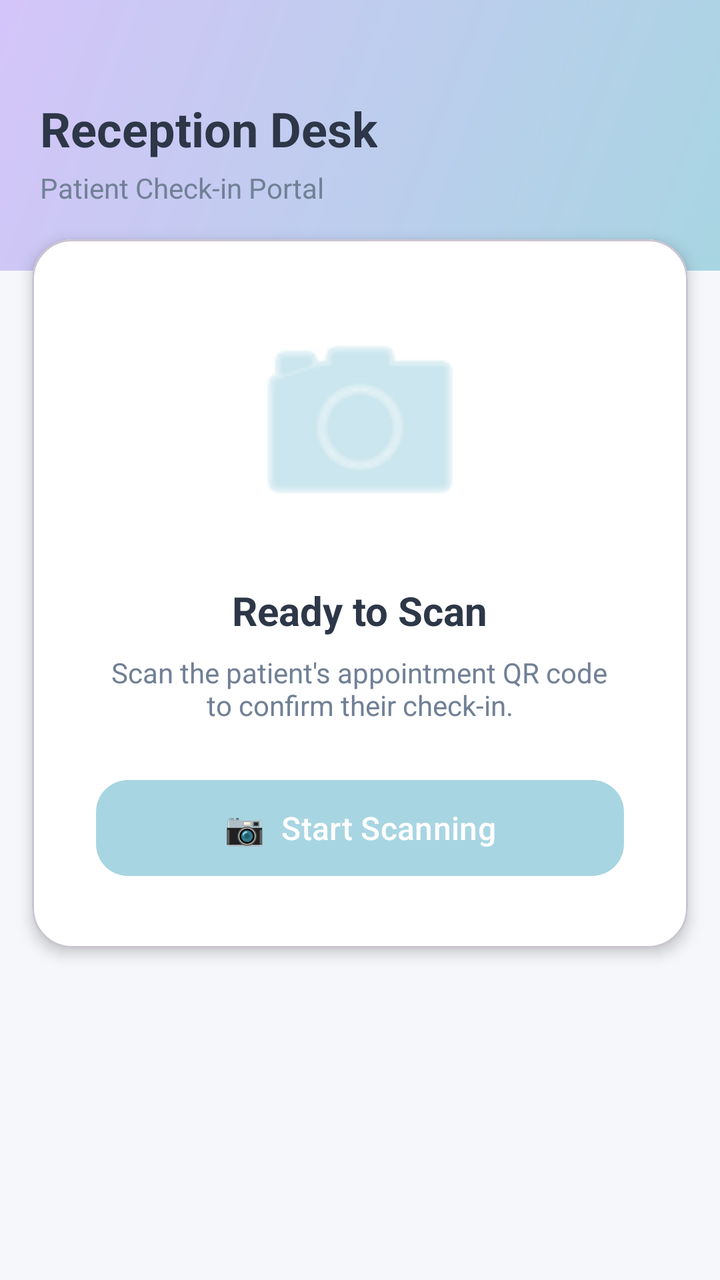
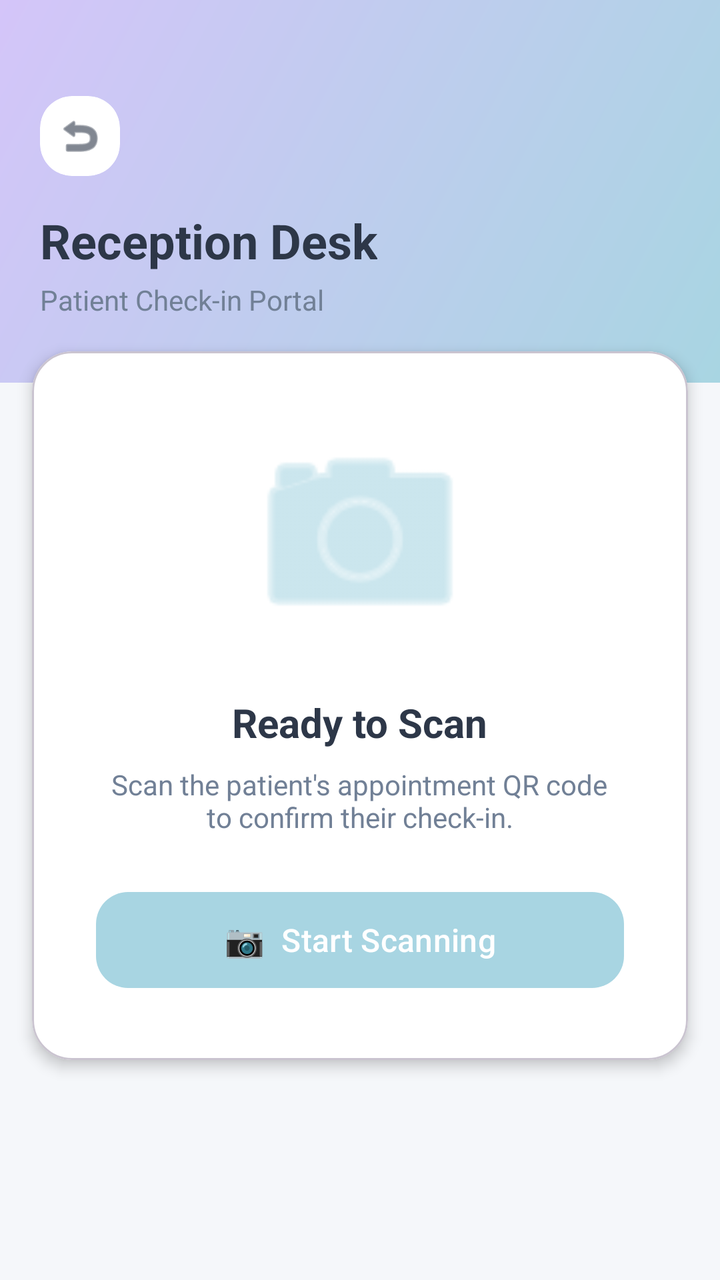

Before-and-after screenshots of an Android layout around one commit, followed by the original layout XML and the change that was made.
<!-- AndroidManifest.xml: application theme Theme.Healthcare -->
<!-- res/layout/activity_staff_scan.xml -->
<?xml version="1.0" encoding="utf-8"?>
<ScrollView
    xmlns:android="http://schemas.android.com/apk/res/android"
    xmlns:app="http://schemas.android.com/apk/res-auto"
    xmlns:tools="http://schemas.android.com/tools"
    android:layout_width="match_parent"
    android:layout_height="match_parent"
    android:background="@color/healthcare_gray"
    android:fillViewport="true">

    <LinearLayout
        android:layout_width="match_parent"
        android:layout_height="wrap_content"
        android:orientation="vertical">

        
        <LinearLayout
            android:layout_width="match_parent"
            android:layout_height="wrap_content"
            android:background="@drawable/bg_gradient_blue_lavender"
            android:orientation="vertical"
            android:paddingHorizontal="20dp"
            android:paddingTop="48dp"
            android:paddingBottom="32dp">

            <TextView
                android:layout_width="wrap_content"
                android:layout_height="wrap_content"
                android:text="Reception Desk"
                android:textColor="@color/healthcare_dark"
                android:textSize="24sp"
                android:textStyle="bold" />

            <TextView
                android:layout_width="wrap_content"
                android:layout_height="wrap_content"
                android:layout_marginTop="4dp"
                android:text="Patient Check-in Portal"
                android:textColor="@color/healthcare_muted"
                android:textSize="14sp" />

        </LinearLayout>

        
        <com.google.android.material.card.MaterialCardView
            android:layout_width="match_parent"
            android:layout_height="wrap_content"
            android:layout_marginHorizontal="16dp"
            android:layout_marginTop="-16dp"
            app:cardCornerRadius="20dp"
            app:cardElevation="4dp"
            app:cardBackgroundColor="@color/white">

            <LinearLayout
                android:layout_width="match_parent"
                android:layout_height="wrap_content"
                android:gravity="center_horizontal"
                android:orientation="vertical"
                android:padding="32dp">

                <ImageView
                    android:layout_width="120dp"
                    android:layout_height="120dp"
                    android:src="@android:drawable/ic_menu_camera"
                    app:tint="@color/pastel_blue" />

                <TextView
                    android:layout_width="wrap_content"
                    android:layout_height="wrap_content"
                    android:layout_marginTop="20dp"
                    android:text="Ready to Scan"
                    android:textColor="@color/healthcare_dark"
                    android:textSize="20sp"
                    android:textStyle="bold" />

                <TextView
                    android:layout_width="wrap_content"
                    android:layout_height="wrap_content"
                    android:layout_marginTop="8dp"
                    android:gravity="center"
                    android:text="Scan the patient's appointment QR code\nto confirm their check-in."
                    android:textColor="@color/healthcare_muted"
                    android:textSize="14sp" />

                <com.google.android.material.button.MaterialButton
                    android:id="@+id/btnScan"
                    android:layout_width="match_parent"
                    android:layout_height="56dp"
                    android:layout_marginTop="24dp"
                    android:text="📷  Start Scanning"
                    android:textAllCaps="false"
                    android:textSize="16sp"
                    app:backgroundTint="@color/pastel_blue"
                    app:cornerRadius="16dp" />

            </LinearLayout>

        </com.google.android.material.card.MaterialCardView>

        
        <com.google.android.material.card.MaterialCardView
            android:id="@+id/cardResult"
            android:layout_width="match_parent"
            android:layout_height="wrap_content"
            android:layout_marginHorizontal="16dp"
            android:layout_marginTop="20dp"
            android:visibility="gone"
            app:cardCornerRadius="20dp"
            app:cardElevation="2dp"
            app:cardBackgroundColor="@color/white">

            <LinearLayout
                android:layout_width="match_parent"
                android:layout_height="wrap_content"
                android:orientation="vertical"
                android:padding="24dp">

                <TextView
                    android:layout_width="wrap_content"
                    android:layout_height="wrap_content"
                    android:text="Check-in Confirmed"
                    android:textColor="@color/pastel_mint_dark"
                    android:textSize="16sp"
                    android:textStyle="bold" />

                <View
                    android:layout_width="match_parent"
                    android:layout_height="1dp"
                    android:layout_marginVertical="16dp"
                    android:background="@color/healthcare_gray" />

                <TextView
                    android:id="@+id/tvPatientName"
                    android:layout_width="wrap_content"
                    android:layout_height="wrap_content"
                    android:text="Patient: —"
                    android:textColor="@color/healthcare_dark"
                    android:textSize="18sp"
                    android:textStyle="bold" />

                <TextView
                    android:id="@+id/tvDoctorName"
                    android:layout_width="wrap_content"
                    android:layout_height="wrap_content"
                    android:layout_marginTop="4dp"
                    android:text="Doctor: —"
                    android:textColor="@color/healthcare_muted"
                    android:textSize="14sp" />

                <LinearLayout
                    android:layout_width="match_parent"
                    android:layout_height="wrap_content"
                    android:layout_marginTop="20dp"
                    android:background="@color/pastel_blue_10"
                    android:gravity="center"
                    android:orientation="vertical"
                    android:padding="16dp">

                    <TextView
                        android:layout_width="wrap_content"
                        android:layout_height="wrap_content"
                        android:text="QUEUE NUMBER"
                        android:textColor="@color/pastel_blue_dark"
                        android:textSize="12sp"
                        android:textStyle="bold" />

                    <TextView
                        android:id="@+id/tvQueueNumber"
                        android:layout_width="wrap_content"
                        android:layout_height="wrap_content"
                        android:text="#5"
                        android:textColor="@color/pastel_blue"
                        android:textSize="42sp"
                        android:textStyle="bold" />

                </LinearLayout>

                <com.google.android.material.button.MaterialButton
                    android:id="@+id/btnScanNext"
                    style="@style/Widget.MaterialComponents.Button.TextButton"
                    android:layout_width="match_parent"
                    android:layout_height="48dp"
                    android:layout_marginTop="16dp"
                    android:text="Scan Next Patient"
                    android:textAllCaps="false"
                    android:textColor="@color/pastel_blue" />

            </LinearLayout>

        </com.google.android.material.card.MaterialCardView>

    </LinearLayout>

</ScrollView>
<!-- resources referenced by this layout -->
<resources>
  <color name="healthcare_dark">#FF2D3748</color>
  <color name="healthcare_gray">#FFF5F7FA</color>
  <color name="healthcare_muted">#FF718096</color>
  <color name="pastel_blue">#FFA8D5E2</color>
  <color name="pastel_blue_10">#1AA8D5E2</color>
  <color name="pastel_blue_dark">#FF8FC5D8</color>
  <color name="pastel_mint_dark">#FF9DDBB9</color>
  <color name="white">#FFFFFFFF</color>
  <!-- drawable bg_gradient_blue_lavender (drawable) -->
  <?xml version="1.0" encoding="utf-8"?>
  <shape xmlns:android="http://schemas.android.com/apk/res/android"
      android:shape="rectangle">
      <gradient
          android:startColor="@color/pastel_blue"
          android:endColor="@color/pastel_lavender"
          android:angle="135" />
  </shape>
  <style name="Theme.Healthcare" parent="Theme.Material3.Light.NoActionBar">
          <item name="colorPrimary">@color/pastel_blue</item>
          <item name="colorPrimaryDark">@color/pastel_blue_dark</item>
          <item name="colorAccent">@color/pastel_lavender</item>
          <item name="colorSecondary">@color/pastel_mint</item>
          <item name="android:colorBackground">@color/healthcare_white</item>
          <item name="android:textColorPrimary">@color/healthcare_dark</item>
          <item name="android:textColorSecondary">@color/healthcare_muted</item>
          <item name="android:statusBarColor">@color/healthcare_white</item>
          <item name="android:windowLightStatusBar">true</item>
      </style>
  <color name="pastel_lavender">#FFD4C5F9</color>
  <color name="pastel_mint">#FFB4E7CE</color>
  <color name="healthcare_white">#FFFFFFFF</color>
</resources>

<!-- the commit's change to res/layout/activity_staff_scan.xml (unified diff, before → after) -->
@@ -22,6 +22,20 @@
             android:paddingHorizontal="20dp"
             android:paddingTop="48dp"
             android:paddingBottom="32dp">
+
+            
+            <ImageView
+                android:id="@+id/btnBack"
+                android:layout_width="40dp"
+                android:layout_height="40dp"
+                android:layout_marginBottom="16dp"
+                android:background="@drawable/bg_rounded_card"
+                android:clipToOutline="true"
+                android:padding="8dp"
+                android:src="@android:drawable/ic_menu_revert"
+                app:tint="@color/healthcare_dark"
+                android:clickable="true"
+                android:focusable="true" />
 
             <TextView
                 android:layout_width="wrap_content"
<!-- resource entries referenced after the edit -->
@@ -17,6 +17,13 @@
           android:endColor="@color/pastel_lavender"
           android:angle="135" />
   </shape>
+  <!-- drawable bg_rounded_card (drawable) -->
+  <?xml version="1.0" encoding="utf-8"?>
+  <shape xmlns:android="http://schemas.android.com/apk/res/android"
+      android:shape="rectangle">
+      <solid android:color="@color/white" />
+      <corners android:radius="16dp" />
+  </shape>
   <style name="Theme.Healthcare" parent="Theme.Material3.Light.NoActionBar">
           <item name="colorPrimary">@color/pastel_blue</item>
           <item name="colorPrimaryDark">@color/pastel_blue_dark</item>
